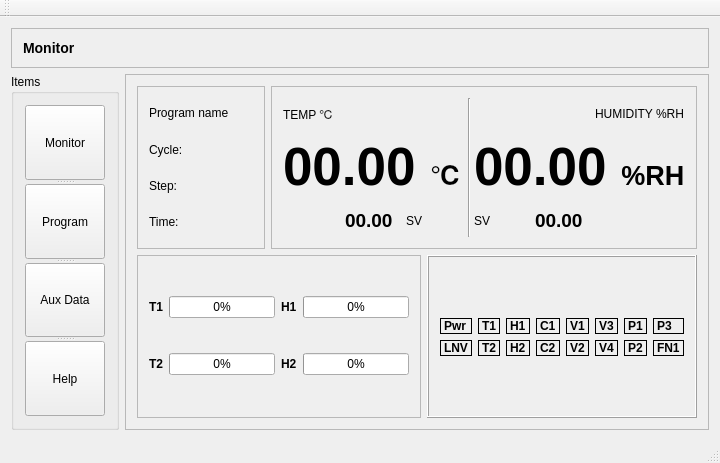
Before: the Qt Designer form mainwindow.ui in simachewh/chamberControlPcGUIPT, drawn with Qt 5.
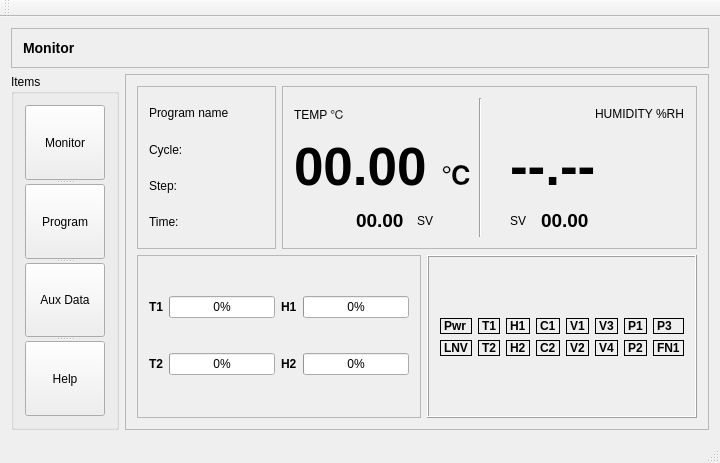
After: the same form once the commit is applied.

```diff
--- a/mainwindow.ui
+++ b/mainwindow.ui
@@ -173,7 +173,7 @@
               </font>
              </property>
              <property name="text">
-              <string>&lt;html&gt;&lt;head/&gt;&lt;body&gt;&lt;p&gt;&lt;span style=&quot; font-size:xx-large; font-weight:600;&quot;&gt;00.00 &lt;/span&gt;%RH&lt;/p&gt;&lt;/body&gt;&lt;/html&gt;</string>
+              <string>&lt;html&gt;&lt;head/&gt;&lt;body&gt;&lt;p&gt;&lt;span style=&quot; font-size:xx-large; font-weight:600;&quot;&gt;--.--&lt;/span&gt;&lt;/p&gt;&lt;/body&gt;&lt;/html&gt;</string>
              </property>
             </widget>
            </item>
```
